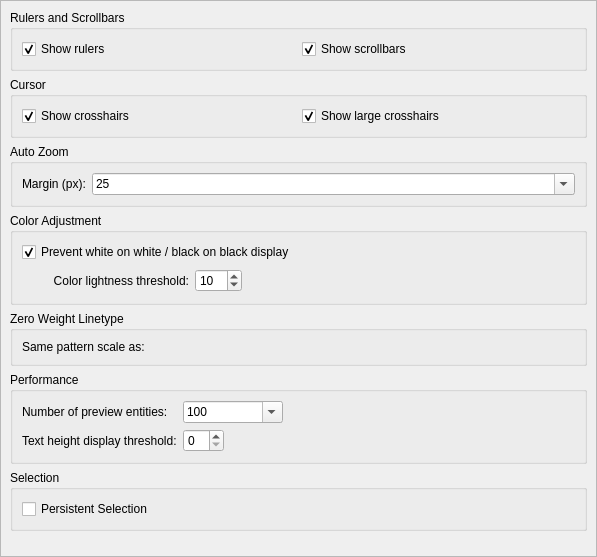
Qt form scripts/Edit/AppPreferences/GraphicsViewPreferences/PreferencesPage.ui (qcad/qcad) before a commit.
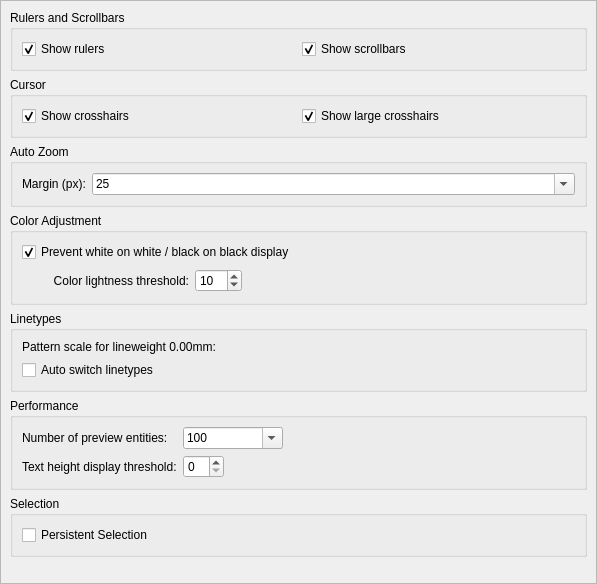
The same form after that commit. Custom widgets are drawn as their Qt base class.

Diff of the .ui file:
```diff
--- a/scripts/Edit/AppPreferences/GraphicsViewPreferences/PreferencesPage.ui
+++ b/scripts/Edit/AppPreferences/GraphicsViewPreferences/PreferencesPage.ui
@@ -7,7 +7,7 @@
     <x>0</x>
     <y>0</y>
     <width>597</width>
-    <height>557</height>
+    <height>584</height>
    </rect>
   </property>
   <property name="windowTitle">
@@ -22,7 +22,7 @@
      <x>0</x>
      <y>0</y>
      <width>595</width>
-     <height>555</height>
+     <height>582</height>
     </rect>
    </property>
    <layout class="QVBoxLayout" name="verticalLayout">
@@ -218,7 +218,7 @@
     <item>
      <widget class="QGroupBox" name="groupBox_3">
       <property name="title">
-       <string>Zero Weight Linetype</string>
+       <string>Linetypes</string>
       </property>
       <layout class="QFormLayout" name="formLayout_3">
        <property name="fieldGrowthPolicy">
@@ -227,7 +227,7 @@
        <item row="0" column="0">
         <widget class="QLabel" name="label_5">
          <property name="text">
-          <string>Same pattern scale as:</string>
+          <string>Pattern scale for lineweight 0.00mm:</string>
          </property>
         </widget>
        </item>
@@ -238,6 +238,16 @@
          </property>
         </widget>
        </item>
+       <item row="1" column="0">
+        <widget class="QCheckBox" name="AutoSwitchLinetypes">
+         <property name="toolTip">
+          <string>Automatically use screen based linetypes in model view</string>
+         </property>
+         <property name="text">
+          <string>Auto switch linetypes</string>
+         </property>
+        </widget>
+       </item>
       </layout>
      </widget>
     </item>
```
Left out of the diff: 6 changed lines with no effect on the pictures.
